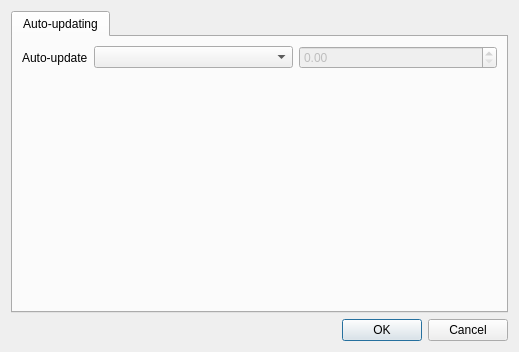
Before: the Qt Designer form src/librssguard/services/abstract/gui/formfeeddetails.ui in martinrotter/rssguard, drawn with Qt 5.
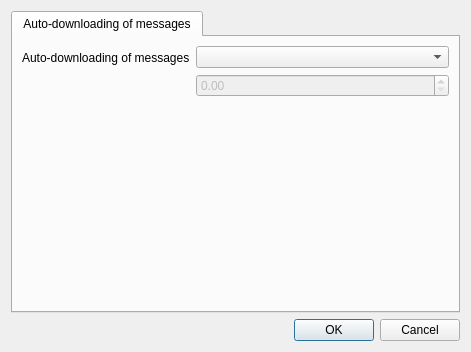
After: the same form once the commit is applied. Custom widgets are drawn as their Qt base class.

```diff
--- a/src/librssguard/services/abstract/gui/formfeeddetails.ui
+++ b/src/librssguard/services/abstract/gui/formfeeddetails.ui
@@ -6,7 +6,7 @@
    <rect>
     <x>0</x>
     <y>0</y>
-    <width>519</width>
+    <width>471</width>
     <height>352</height>
    </rect>
   </property>
@@ -21,13 +21,13 @@
      </property>
      <widget class="QWidget" name="tabUpdating">
       <attribute name="title">
-       <string>Auto-updating</string>
+       <string>Auto-downloading of messages</string>
       </attribute>
       <layout class="QFormLayout" name="formLayout">
        <item row="0" column="0">
         <widget class="QLabel" name="label_6">
          <property name="text">
-          <string>Auto-update</string>
+          <string>Auto-downloading of messages</string>
          </property>
          <property name="buddy">
           <cstring>m_cmbAutoUpdateType</cstring>
@@ -35,7 +35,7 @@
         </widget>
        </item>
        <item row="0" column="1">
-        <layout class="QHBoxLayout" name="horizontalLayout">
+        <layout class="QVBoxLayout" name="verticalLayout_2">
          <item>
           <widget class="QComboBox" name="m_cmbAutoUpdateType">
            <property name="toolTip">
```
Left out of the diff: 2 changed lines with no effect on the pictures.
